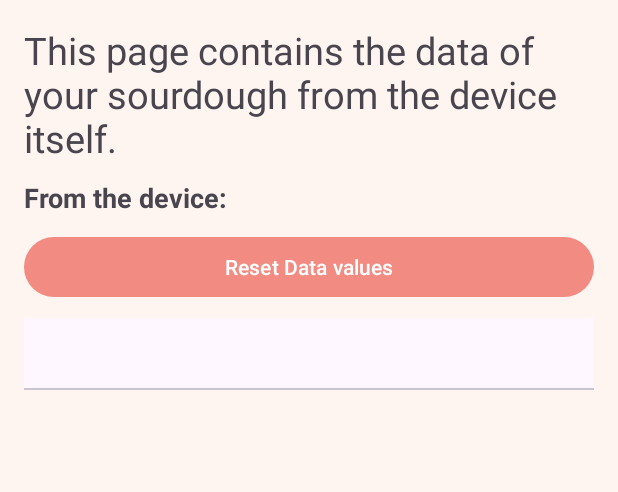
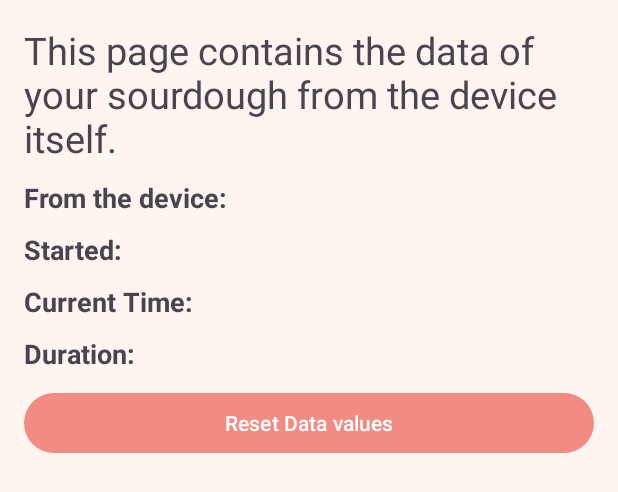
Before and after one commit to joof1234/390_sourdough_helper, an Android app: the layout activity_data_graph.xml on its own in the app's theme, with its tools: preview values and no code run, on a phone screen of 412 x 824 dp. Shown: the top 492 px of the screen. Run offline under Robolectric (Android 15) with nearby library versions, the phone set to English and light mode, and no system bars; plain views replace LineChart.

Commit message:
fixing the graph x axis, and each point on the graph is now accurately shown without issues. Changed the tab font size

```diff
--- a/app/src/main/res/layout/activity_data_graph.xml
+++ b/app/src/main/res/layout/activity_data_graph.xml
@@ -24,11 +24,39 @@
         android:layout_marginBottom="10dp"
         android:textStyle="bold" />
 
+    <TextView
+        android:id="@+id/data_start_time"
+        android:layout_width="match_parent"
+        android:layout_height="wrap_content"
+        android:text="Started: "
+        android:textSize="18sp"
+        android:layout_marginBottom="10dp"
+        android:textStyle="bold" />
+
+    <TextView
+        android:id="@+id/data_current_time"
+        android:layout_width="match_parent"
+        android:layout_height="wrap_content"
+        android:text="Current Time:"
+        android:textSize="18sp"
+        android:layout_marginBottom="10dp"
+        android:textStyle="bold" />
+
+    <TextView
+        android:id="@+id/data_duration"
+        android:layout_width="match_parent"
+        android:layout_height="wrap_content"
+        android:text="Duration: "
+        android:textSize="18sp"
+        android:layout_marginBottom="10dp"
+        android:textStyle="bold" />
+
     <!--old graph-->
     <!--    <com.github.mikephil.charting.charts.LineChart-->
     <!--        android:id="@+id/temperatureChart"-->
     <!--        android:layout_width="match_parent"-->
     <!--        android:layout_height="300dp" />-->
+
     <Button
         android:layout_width="match_parent"
         android:layout_height="wrap_content"
@@ -41,7 +69,9 @@
     <com.google.android.material.tabs.TabLayout
         android:id="@+id/tabLayout"
         android:layout_width="match_parent"
-        android:layout_height="wrap_content"/>
+        android:layout_height="wrap_content"
+        android:background="@color/background_color"
+        style="@style/MyTabLayoutStyle"/>
 
     <androidx.viewpager2.widget.ViewPager2
         android:id="@+id/viewPager"
--- /dev/null
+++ b/app/src/main/res/values/styles.xml
@@ -0,0 +1,15 @@
+<?xml version="1.0" encoding="utf-8"?>
+<resources>
+
+    <style name="MyTabLayoutStyle" parent="Widget.MaterialComponents.TabLayout">
+        <item name="tabTextAppearance">@style/TabTextAppearance</item>
+    </style>
+
+    <style name="TabTextAppearance" parent="TextAppearance.AppCompat.Medium">
+        <item name="android:textSize">11sp</item>
+        <item name="android:padding">0dp</item>
+        <item name="android:layout_margin">0dp</item>
+    </style>
+
+
+</resources>
```
Also changed, not shown: app/src/main/java/com/example/mainactivity/DataGraphActivity.java (+86 -11 lines), app/src/main/java/com/example/mainactivity/SensorFragment.java (+19 -3 lines).
